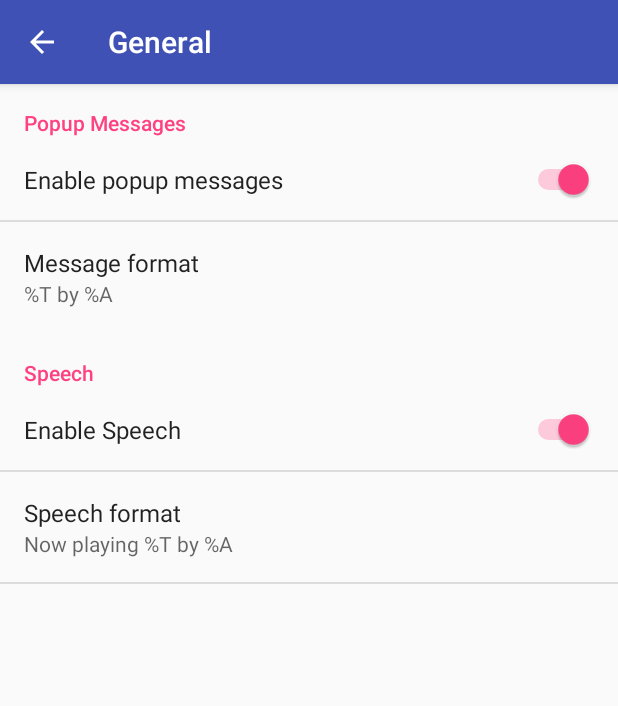
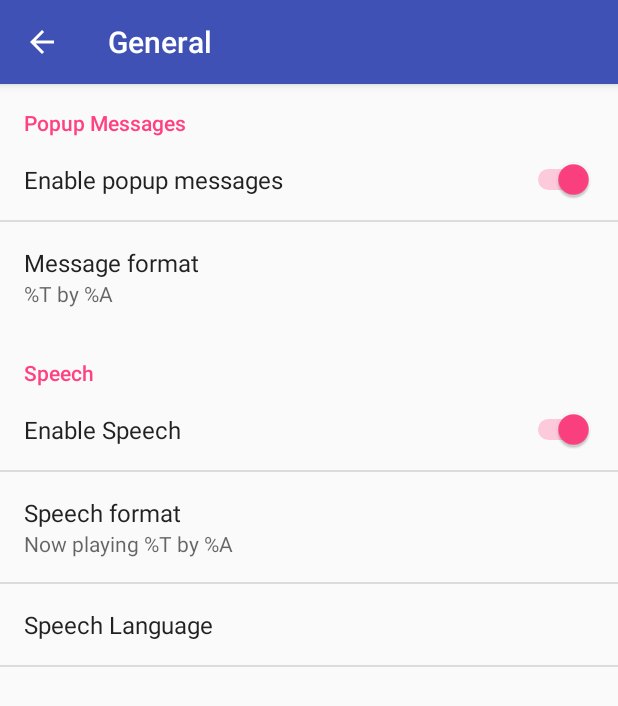
Before and after one commit to oco2000/android-song-announcer, an Android app: the screen it shows after launch (SettingsActivity), after a tap on "General", on a phone screen of 412 x 824 dp. Shown: the top 706 px of the screen. Run offline under Robolectric (Android 15) with nearby library versions, the phone set to English and light mode, and no system bars.

Commit message:
Language selection

```diff
--- a/app/build.gradle
+++ b/app/build.gradle
@@ -4,7 +4,7 @@ android {
     compileSdkVersion 22
     defaultConfig {
         applicationId "org.oco.songannouncer"
-        minSdkVersion 16
+        minSdkVersion 21
         targetSdkVersion 22
         versionCode 1
         versionName "1.0"
--- a/app/src/main/java/org/oco/songannouncer/util/Settings.java
+++ b/app/src/main/java/org/oco/songannouncer/util/Settings.java
@@ -9,11 +9,11 @@ import android.preference.PreferenceManager;
 
 public class Settings {
     // region keys
-    private static final String KEY_LOCALE                         = "KEY_LOCALE";
     private static final String KEY_ENABLE_MESSAGES                = "enable_messages";
     private static final String KEY_MESSAGE_FORMAT                 = "message_format";
     private static final String KEY_ENABLE_SPEECH                  = "enable_speech";
     private static final String KEY_SPEECH_FORMAT                  = "speech_format";
+    private static final String KEY_SPEECH_LANGUAGE                = "speech_language";
     // endregion
 
     private static SharedPreferences getSharedPreferences(Context context) {
@@ -21,7 +21,7 @@ public class Settings {
     }
 
     public static synchronized String getLanguage(Context context) {
-        return getSharedPreferences(context).getString(KEY_LOCALE, null);
+        return getSharedPreferences(context).getString(KEY_SPEECH_LANGUAGE, "en-US");
     }
 
     public static synchronized boolean isMessagesEnabled(Context context) {
--- a/app/src/main/res/values/strings.xml
+++ b/app/src/main/res/values/strings.xml
@@ -22,17 +22,7 @@
 
 
 
-    <string name="pref_title_add_friends_to_messages">Add friends to messages</string>
-    <string-array name="pref_example_list_titles">
-        <item>Always</item>
-        <item>When possible</item>
-        <item>Never</item>
-    </string-array>
-    <string-array name="pref_example_list_values">
-        <item>1</item>
-        <item>0</item>
-        <item>-1</item>
-    </string-array>
+    <string name="pref_title_speech_language">Speech Language</string>
 
     <!-- Example settings for Data & Sync -->
     <string name="pref_header_data_sync">Data &amp; sync</string>
--- a/app/src/main/res/xml/pref_general.xml
+++ b/app/src/main/res/xml/pref_general.xml
@@ -52,6 +52,13 @@
             android:singleLine="true"
             android:title="@string/pref_title_speech_format" />
 
+        <ListPreference
+            android:dependency="enable_speech"
+            android:key="speech_language"
+            android:negativeButtonText="@null"
+            android:positiveButtonText="@null"
+            android:title="@string/pref_title_speech_language" />
+
     </PreferenceCategory>
 
 </PreferenceScreen>
```
Also changed, not shown: app/src/main/java/org/oco/songannouncer/SettingsActivity.java (+71 -0 lines), app/src/main/java/org/oco/songannouncer/service/SongAnnouncerService.java (+8 -0 lines).
